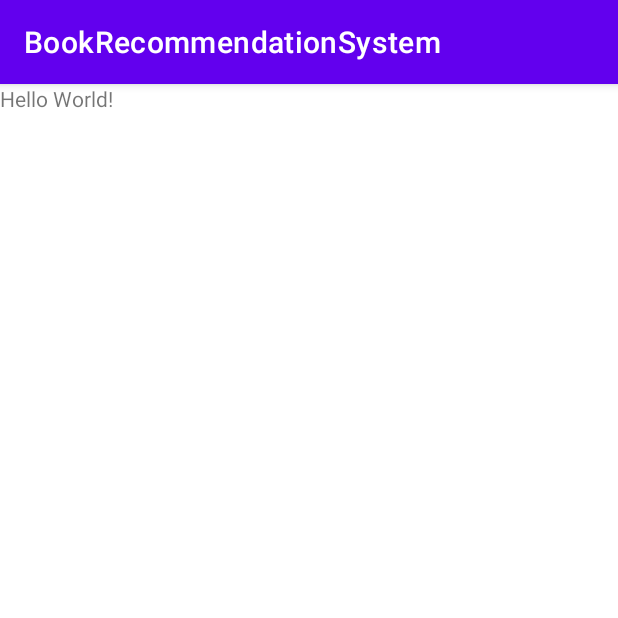
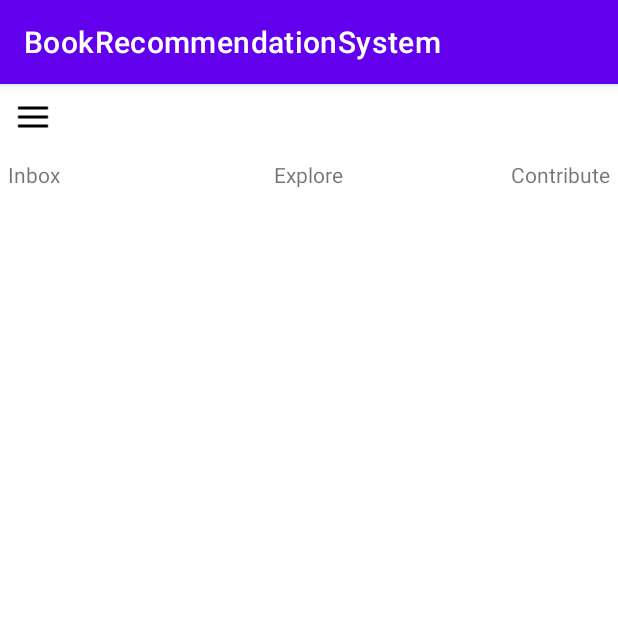
Before and after one commit to miniprojectsem56/BookRecommendationSystem, an Android app: the screen it shows after launch (MainActivity), on a phone screen of 412 x 824 dp, the top half of it. Run offline under Robolectric (Android 15) with nearby library versions, the phone set to English and light mode, and no system bars.

Commit message:
3rd Commit by Aniket

```diff
--- a/app/src/main/res/layout/activity_main.xml
+++ b/app/src/main/res/layout/activity_main.xml
@@ -1,15 +1,39 @@
 <?xml version="1.0" encoding="utf-8"?>
-<androidx.constraintlayout.widget.ConstraintLayout xmlns:android="http://schemas.android.com/apk/res/android"
+<RelativeLayout xmlns:android="http://schemas.android.com/apk/res/android"
     xmlns:app="http://schemas.android.com/apk/res-auto"
     xmlns:tools="http://schemas.android.com/tools"
     android:layout_width="match_parent"
-    android:layout_height="match_parent"
+    android:layout_height="75dp"
+    android:background="@color/white"
     tools:context=".MainActivity">
 
     <TextView
         android:layout_width="wrap_content"
         android:layout_height="wrap_content"
-        android:text="Hello World!"
-         />
+        android:layout_alignParentLeft="true"
+        android:layout_alignParentBottom="true"
+        android:text="Inbox"
+        android:padding="5dp"/>
 
-</androidx.constraintlayout.widget.ConstraintLayout>
+    <TextView
+        android:layout_width="wrap_content"
+        android:layout_height="wrap_content"
+        android:layout_alignParentBottom="true"
+        android:layout_centerHorizontal="true"
+        android:text="Explore"
+        android:padding="5dp"/>
+
+    <TextView
+        android:layout_width="wrap_content"
+        android:layout_height="wrap_content"
+        android:layout_alignParentRight="true"
+        android:layout_alignParentBottom="true"
+        android:text="Contribute"
+        android:padding="5dp"/>
+    <ImageView
+        android:layout_width="wrap_content"
+        android:layout_height="wrap_content"
+        android:src="@drawable/menuicon"
+        android:padding="10dp"/>
+
+</RelativeLayout>
```
Also changed, not shown: app/src/main/res/drawable/menuicon.png (added).
